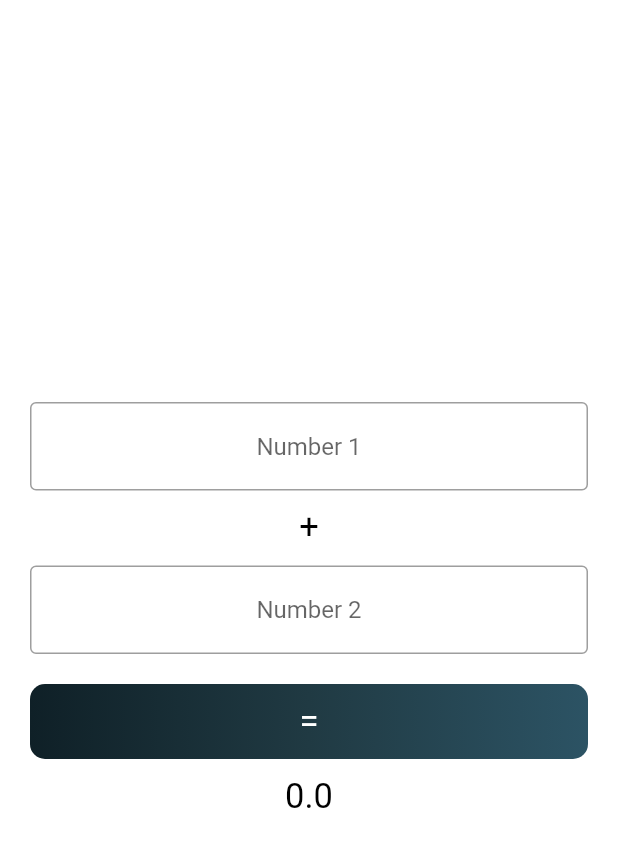
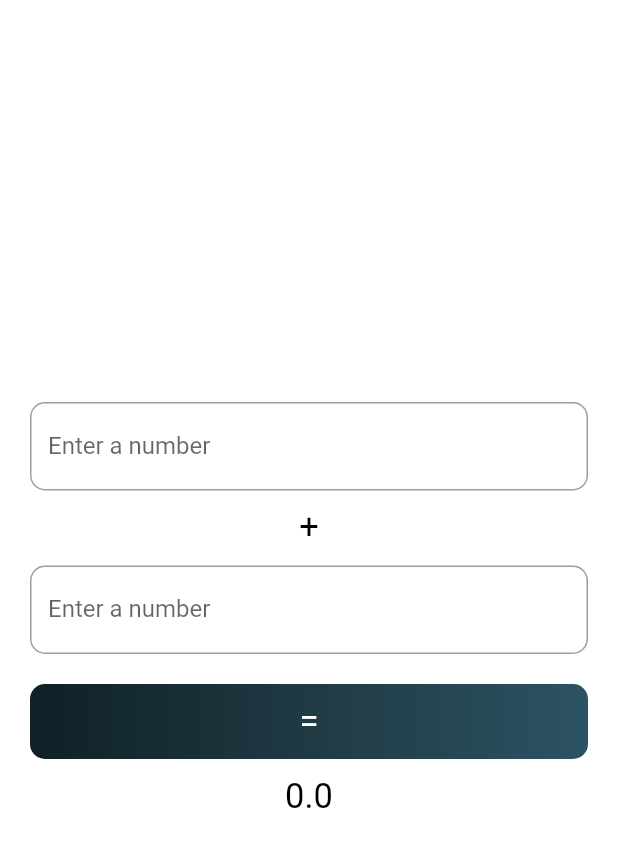
Before and after one commit to akbersalim/flutter-calculator, a Flutter app: the screen it shows after launch, after a tap on "ADD", on a phone screen of 412 x 824 dp. Shown: the top 847 px of the screen. Run offline on Flutter 3.47's test engine with Material 2 defaults, Android fonts, the phone set to English and light mode, and no system bars.

```diff
--- a/lib/views/add.dart
+++ b/lib/views/add.dart
@@ -54,8 +54,13 @@ class _MyBodyState extends State<MyBody> {
             controller: n1,
             textAlign: TextAlign.center,
             decoration: InputDecoration(
+              focusedBorder: OutlineInputBorder(
+                borderSide: BorderSide(color: Colors.greenAccent),
+              ),
               hintText: "Number 1",
-              border: OutlineInputBorder(),
+              labelText: "Enter a number",
+              border:
+                  OutlineInputBorder(borderRadius: BorderRadius.circular(10.0)),
             ),
           ),
           Container(
@@ -73,7 +78,13 @@ class _MyBodyState extends State<MyBody> {
             controller: n2,
             textAlign: TextAlign.center,
             decoration: InputDecoration(
-                hintText: "Number 2", border: OutlineInputBorder()),
+                focusedBorder: OutlineInputBorder(
+                  borderSide: BorderSide(color: Colors.greenAccent),
+                ),
+                labelText: "Enter a number",
+                hintText: "Number 2",
+                border: OutlineInputBorder(
+                    borderRadius: BorderRadius.circular(10.0))),
           ),
           SizedBox(
             height: 20.0,
@@ -82,22 +93,19 @@ class _MyBodyState extends State<MyBody> {
             onTap: () {
               var num1 = double.parse(n1.text);
               var num2 = double.parse(n2.text);
-              if (choice == 1){
+              if (choice == 1) {
                 setState(() {
                   _x = num1 + num2;
                 });
-              }
-              else if (choice == 2){
+              } else if (choice == 2) {
                 setState(() {
                   _x = num1 - num2;
                 });
-              }
-              else if (choice == 3){
+              } else if (choice == 3) {
                 setState(() {
                   _x = num1 * num2;
                 });
-              }
-              else{
+              } else {
                 setState(() {
                   _x = num1 / num2;
                 });
--- a/lib/views/oddeven.dart
+++ b/lib/views/oddeven.dart
@@ -6,7 +6,7 @@ class OddEven extends StatefulWidget {
 }
 
 class _OddEvenState extends State<OddEven> {
-  var _r="Even";
+  var _r="?";
   TextEditingController n = TextEditingController();
 
   @override
@@ -23,10 +23,15 @@ class _OddEvenState extends State<OddEven> {
               TextField(
                 controller: n,
                 decoration: InputDecoration(
-                    hintText: "Enter a number", border: OutlineInputBorder()),
+                    focusedBorder: OutlineInputBorder(
+                      borderSide: BorderSide(color: Colors.red,width: 2.0),
+                    ),
+                  labelText: "Enter a number",
+                    labelStyle: TextStyle(color: Colors.black,fontSize: 20.0),
+                    hintText: "Enter a number", border: OutlineInputBorder(borderRadius: BorderRadius.circular(10.0))),
                 textAlign: TextAlign.center,
               ),
-              SizedBox(height: 20.0),
+              SizedBox(height: 10.0),
               GestureDetector(
                 onTap: () {
                   var a = int.parse(n.text);
@@ -55,7 +60,7 @@ class _OddEvenState extends State<OddEven> {
                   )),
                 ),
               ),
-              SizedBox(height: 20.0),
+              SizedBox(height: 30.0),
               Text(
                 _r.toString(),
                 style: TextStyle(fontSize: 30.0),
```
